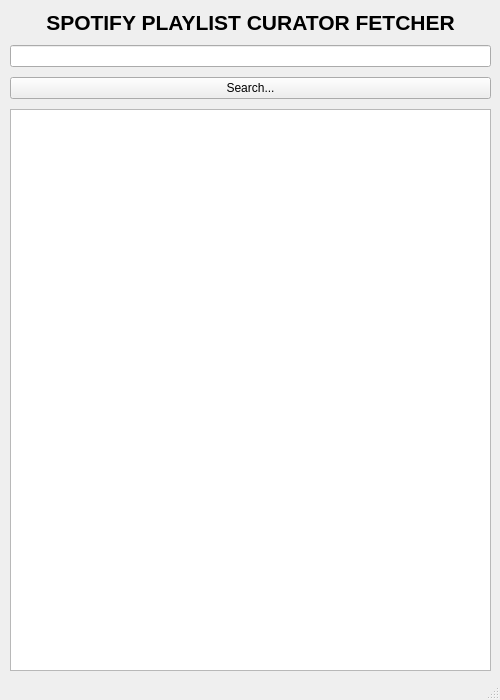
Before: the Qt Designer form main.ui in MLK97/Spotify-Playlist-Curator-Fetcher, drawn with Qt 5.
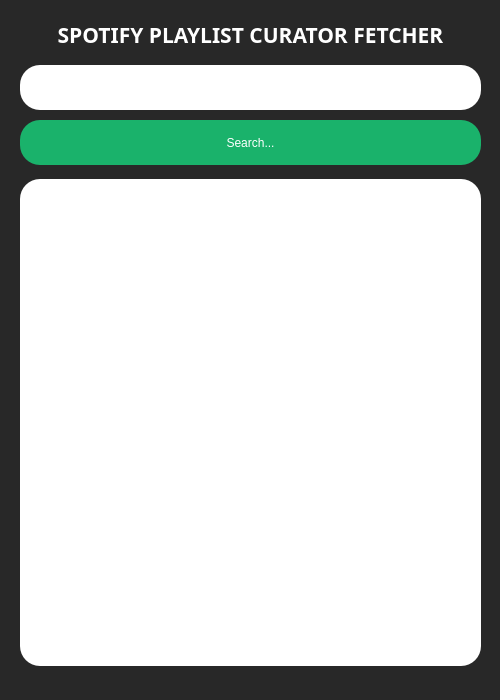
After: the same form once the commit is applied.

Commit message: CSS for Main Window

Patch:
```diff
--- a/main.ui
+++ b/main.ui
@@ -13,6 +13,9 @@
   <property name="windowTitle">
    <string>MainWindow</string>
   </property>
+  <property name="styleSheet">
+   <string notr="true">background: #282828</string>
+  </property>
   <widget class="QWidget" name="main_frame">
    <widget class="QWidget" name="verticalLayoutWidget">
     <property name="geometry">
@@ -31,7 +34,16 @@
       <enum>QLayout::SetDefaultConstraint</enum>
      </property>
      <property name="leftMargin">
-      <number>0</number>
+      <number>10</number>
+     </property>
+     <property name="topMargin">
+      <number>5</number>
+     </property>
+     <property name="rightMargin">
+      <number>10</number>
+     </property>
+     <property name="bottomMargin">
+      <number>5</number>
      </property>
      <item>
       <widget class="QLabel" name="main_title">
@@ -43,11 +55,16 @@
        </property>
        <property name="font">
         <font>
+         <family>Roboto Mono for Powerline</family>
          <pointsize>16</pointsize>
          <weight>75</weight>
          <bold>true</bold>
         </font>
        </property>
+       <property name="styleSheet">
+        <string notr="true">color:#ffffff;
+padding: 10px 10px 10px 10px</string>
+       </property>
        <property name="text">
         <string>SPOTIFY PLAYLIST CURATOR FETCHER</string>
        </property>
@@ -58,6 +75,18 @@
      </item>
      <item>
       <widget class="QLineEdit" name="search_field">
+       <property name="minimumSize">
+        <size>
+         <width>0</width>
+         <height>45</height>
+        </size>
+       </property>
+       <property name="styleSheet">
+        <string notr="true">background:#FFFFFF;
+color: #000000;
+padding: 10px 10px 10px 10px;
+border-radius: 20px;</string>
+       </property>
        <property name="text">
         <string/>
        </property>
@@ -65,13 +94,39 @@
      </item>
      <item>
       <widget class="QPushButton" name="search_button">
+       <property name="minimumSize">
+        <size>
+         <width>10</width>
+         <height>45</height>
+        </size>
+       </property>
+       <property name="maximumSize">
+        <size>
+         <width>500</width>
+         <height>16777215</height>
+        </size>
+       </property>
+       <property name="styleSheet">
+        <string notr="true">border-radius: 20px;
+color: #ffffff;
+background-color: #1ab26b;
+padding: 10px 10px 10px 10px;
+</string>
+       </property>
        <property name="text">
         <string>Search...</string>
        </property>
       </widget>
      </item>
      <item>
-      <widget class="QListWidget" name="main_results"/>
+      <widget class="QListWidget" name="main_results">
+       <property name="styleSheet">
+        <string notr="true">background-color:#ffffff;
+padding: 10px 10px 10px;
+border-radius: 20px;
+margin-top: 4px</string>
+       </property>
+      </widget>
      </item>
     </layout>
    </widget>
```
The commit also changes 1 other file.
